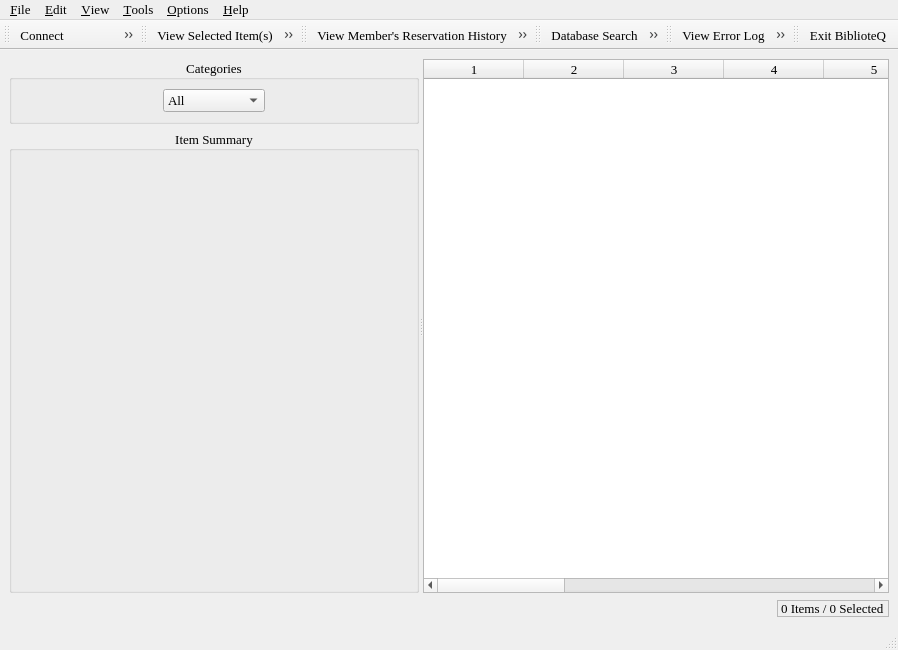
The window that mainwindow.ui (textbrowser/biblioteq) describes before a commit, drawn with Qt 5.
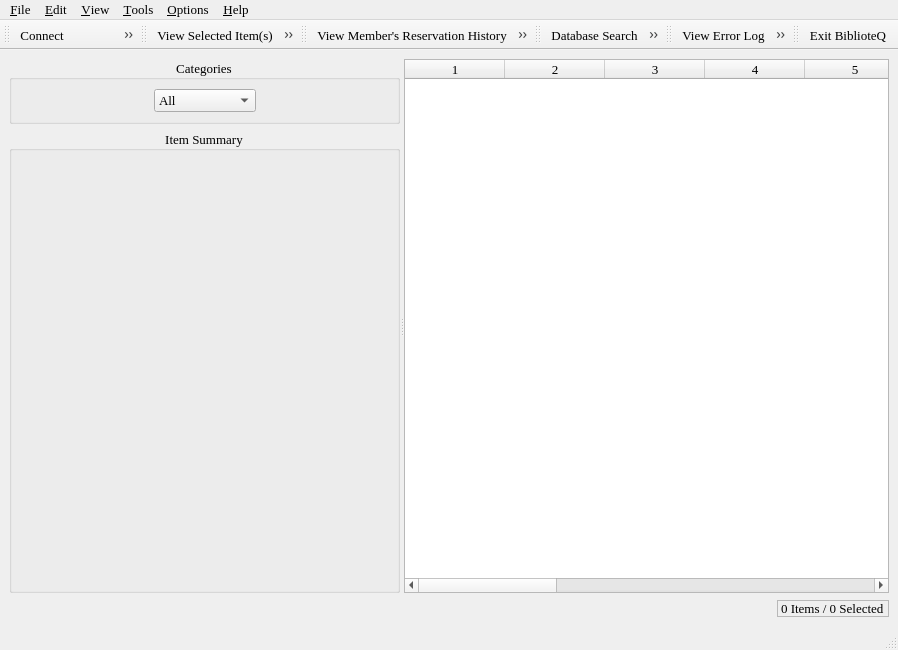
The same window after the commit. Icons and pictures are not drawn. Custom widgets are drawn as their Qt base class.

Diff of the .ui file:
```diff
--- a/mainwindow.ui
+++ b/mainwindow.ui
@@ -43,12 +43,6 @@
        <layout class="QGridLayout" >
         <item row="0" column="0" >
          <widget class="QGroupBox" name="groupBox" >
-          <property name="minimumSize" >
-           <size>
-            <width>225</width>
-            <height>0</height>
-           </size>
-          </property>
           <property name="title" >
            <string>Categories</string>
           </property>
@@ -74,9 +68,6 @@
            </item>
            <item>
             <widget class="QComboBox" name="typefilter" >
-             <property name="sizeAdjustPolicy" >
-              <enum>QComboBox::AdjustToContents</enum>
-             </property>
              <item>
               <property name="text" >
                <string>All</string>
@@ -132,12 +123,6 @@
         </item>
         <item row="1" column="0" >
          <widget class="QGroupBox" name="itemSummary" >
-          <property name="minimumSize" >
-           <size>
-            <width>225</width>
-            <height>0</height>
-           </size>
-          </property>
           <property name="title" >
            <string>Item Summary</string>
           </property>
```
Left out of the diff: 5 changed lines with no effect on the pictures.
